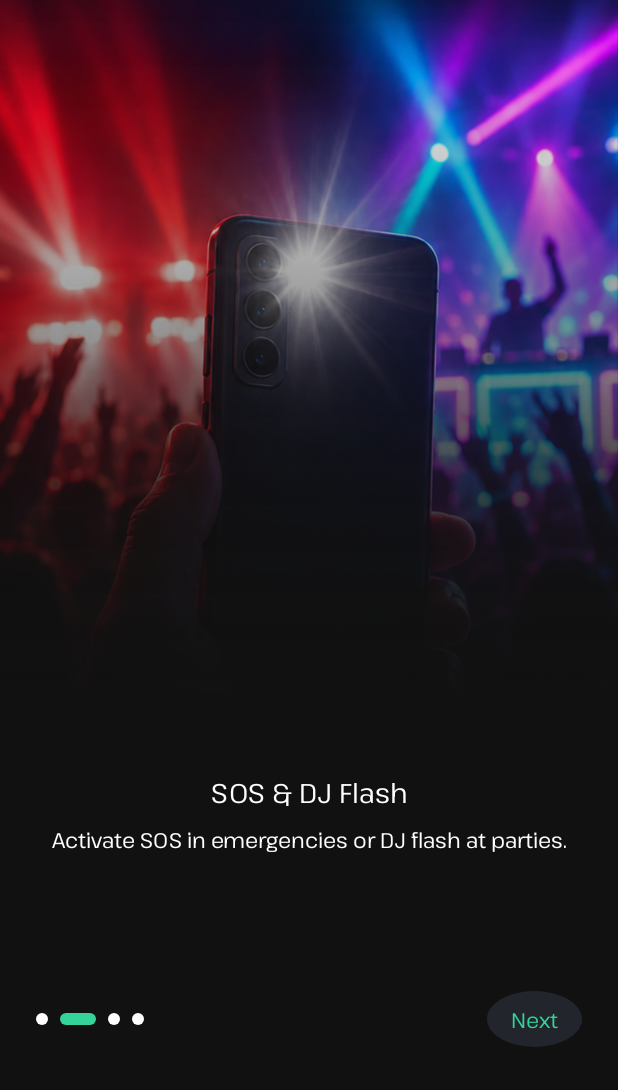
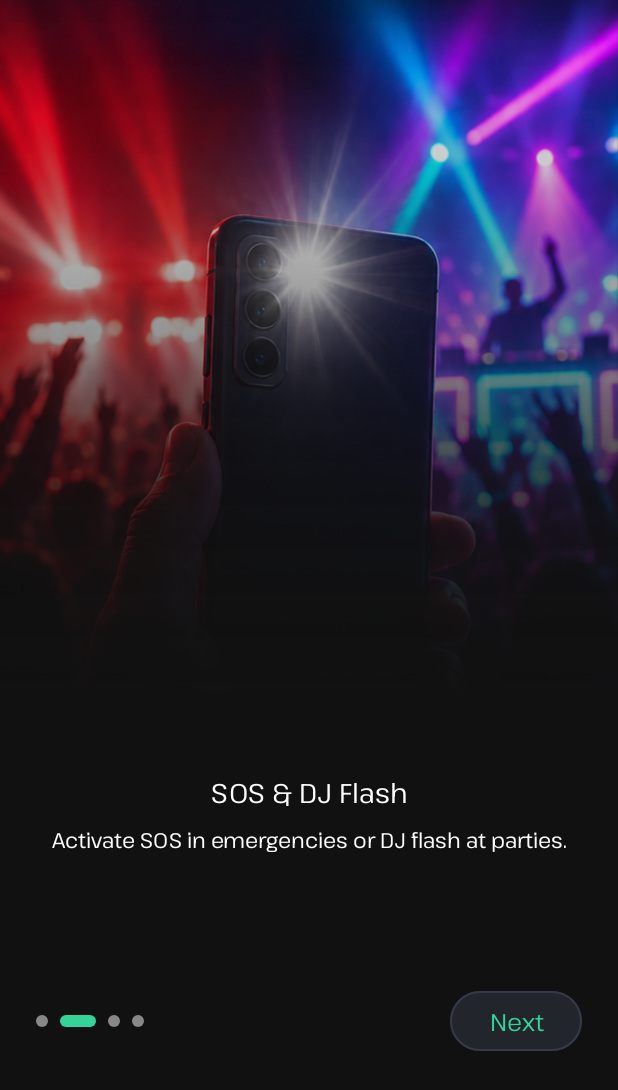
Before and after one commit to alm-174/FlashLight, an Android app: the OnboardingActivity screen opened directly, with no data from a screen before it, after a tap on "Next", on a phone screen of 412 x 824 dp. Shown: the top 1090 px of the screen. Run offline under Robolectric (Android 15) with nearby library versions, the phone set to English and light mode, and no system bars; our stand-ins replace Dagger/Hilt's generated code.

Commit message:
Review: B, C, D, E - sua long ham dieu huong, debounce, token kich thuoc va chuan hoa nut Next

```diff
--- a/app/src/main/java/com/example/flashlight/ui/onboarding/OnboardingActivity.kt
+++ b/app/src/main/java/com/example/flashlight/ui/onboarding/OnboardingActivity.kt
@@ -1,7 +1,6 @@
 package com.example.flashlight.ui.onboarding
 
 import android.content.Intent
-import android.graphics.drawable.GradientDrawable
 import android.os.Bundle
 import android.view.View
 import android.widget.LinearLayout
@@ -21,6 +20,7 @@ class OnboardingActivity : AppCompatActivity() {
 
     private lateinit var binding: ActivityOnboardingBinding
     private val viewModel: OnboardingViewModel by viewModels()
+    private var isNavigating = false
 
     // Thay ảnh và string theo đúng tên resource trong dự án của bạn
     private val pages = listOf(
@@ -42,6 +42,20 @@ class OnboardingActivity : AppCompatActivity() {
         setupViewPager()
         setupDots(0)
         setupButtons()
+        setupBackNavigation()
+    }
+
+    private fun setupBackNavigation() {
+        onBackPressedDispatcher.addCallback(this, object : androidx.activity.OnBackPressedCallback(true) {
+            override fun handleOnBackPressed() {
+                val current = binding.viewPager.currentItem
+                if (current > 0) {
+                    binding.viewPager.currentItem = current - 1
+                } else {
+                    finish()
+                }
+            }
+        })
     }
 
     private fun setupViewPager() {
@@ -63,6 +77,8 @@ class OnboardingActivity : AppCompatActivity() {
             if (current < pages.lastIndex) {
                 binding.viewPager.currentItem = current + 1
             } else {
+                if (isNavigating) return@setOnClickListener
+                isNavigating = true
                 viewModel.completeOnboarding {
                     startActivity(Intent(this, MainActivity::class.java))
                     finish()
@@ -73,26 +89,22 @@ class OnboardingActivity : AppCompatActivity() {
 
     private fun setupDots(selectedIndex: Int) {
         binding.layoutDots.removeAllViews()
-        val density = resources.displayMetrics.density
-        val heightPx = (8 * density).toInt()
-        val marginPx = (4 * density).toInt()
+        val heightPx = resources.getDimensionPixelSize(R.dimen.onboarding_dot_height)
+        val marginPx = resources.getDimensionPixelSize(R.dimen.onboarding_dot_margin)
+        val activeWidthPx = resources.getDimensionPixelSize(R.dimen.onboarding_dot_width_active)
+        val inactiveWidthPx = resources.getDimensionPixelSize(R.dimen.onboarding_dot_width_inactive)
 
         pages.indices.forEach { index ->
             val isSelected = index == selectedIndex
-            val widthPx = ((if (isSelected) 24 else 8) * density).toInt()
+            val widthPx = if (isSelected) activeWidthPx else inactiveWidthPx
             val dot = View(this).apply {
                 layoutParams = LinearLayout.LayoutParams(widthPx, heightPx).apply {
-                    marginEnd = marginPx * 2
+                    marginEnd = marginPx
                 }
-                background = GradientDrawable().apply {
-                    cornerRadius = heightPx / 2f
-                    setColor(
-                        ContextCompat.getColor(
-                            context,
-                            if (isSelected) R.color.primary else R.color.white
-                        )
-                    )
-                }
+                background = ContextCompat.getDrawable(
+                    context,
+                    if (isSelected) R.drawable.bg_dot_active else R.drawable.bg_dot_inactive
+                )
             }
             binding.layoutDots.addView(dot)
         }
--- a/app/src/main/java/com/example/flashlight/ui/permission/PermissionActivity.kt
+++ b/app/src/main/java/com/example/flashlight/ui/permission/PermissionActivity.kt
@@ -1,4 +1,5 @@
 package com.example.flashlight.ui.permission
 
-class PermissionActivity {
-}
+import androidx.appcompat.app.AppCompatActivity
+
+class PermissionActivity : AppCompatActivity()
--- a/app/src/main/res/layout/activity_language.xml
+++ b/app/src/main/res/layout/activity_language.xml
@@ -16,8 +16,8 @@
         android:layout_width="0dp"
         android:layout_height="0dp"
         android:clipToPadding="false"
-        android:paddingHorizontal="16dp"
-        android:paddingVertical="8dp"
+        android:paddingHorizontal="@dimen/screen_padding"
+        android:paddingVertical="@dimen/space_8"
         app:layout_constraintBottom_toBottomOf="parent"
         app:layout_constraintEnd_toEndOf="parent"
         app:layout_constraintStart_toStartOf="parent"
--- a/app/src/main/res/layout/activity_onboarding.xml
+++ b/app/src/main/res/layout/activity_onboarding.xml
@@ -37,17 +37,12 @@
             android:gravity="center_vertical"
             android:orientation="horizontal" />
 
-        <TextView
+        <com.google.android.material.button.MaterialButton
             android:id="@+id/btnNext"
+            style="@style/Widget.App.Button.Pill"
             android:layout_width="wrap_content"
             android:layout_height="wrap_content"
-            android:background="@drawable/bg_round_button"
-            android:foreground="?attr/selectableItemBackground"
-            android:paddingHorizontal="@dimen/space_16"
-            android:paddingVertical="@dimen/space_8"
-            android:text="@string/common_next"
-            android:textAppearance="@style/TextAppearance.App.Body"
-            android:textColor="@color/primary" />
+            android:text="@string/common_next" />
     </LinearLayout>
 
     <!-- Chỗ trống cho quảng cáo native; chỉ view này nhận padding navigation bar (xem OnboardingActivity.kt) -->
--- a/app/src/main/res/layout/item_color_action.xml
+++ b/app/src/main/res/layout/item_color_action.xml
@@ -1,8 +1,8 @@
 <?xml version="1.0" encoding="utf-8"?>
 <FrameLayout xmlns:android="http://schemas.android.com/apk/res/android"
     xmlns:tools="http://schemas.android.com/tools"
-    android:layout_width="40dp"
-    android:layout_height="40dp"
+    android:layout_width="@dimen/swatch_size"
+    android:layout_height="@dimen/swatch_size"
     android:clickable="true"
     android:focusable="true">
 
@@ -10,7 +10,7 @@
         android:id="@+id/ivAction"
         android:layout_width="match_parent"
         android:layout_height="match_parent"
-        android:layout_margin="4dp"
+        android:layout_margin="@dimen/space_4"
         android:background="@drawable/bg_circle"
         android:backgroundTint="@color/surface"
         android:contentDescription="@null"
--- a/app/src/main/res/layout/item_color_swatch.xml
+++ b/app/src/main/res/layout/item_color_swatch.xml
@@ -1,8 +1,8 @@
 <?xml version="1.0" encoding="utf-8"?>
 <FrameLayout xmlns:android="http://schemas.android.com/apk/res/android"
     xmlns:tools="http://schemas.android.com/tools"
-    android:layout_width="40dp"
-    android:layout_height="40dp"
+    android:layout_width="@dimen/swatch_size"
+    android:layout_height="@dimen/swatch_size"
     android:clickable="true"
     android:focusable="true">
 
@@ -10,7 +10,7 @@
         android:id="@+id/vColor"
         android:layout_width="match_parent"
         android:layout_height="match_parent"
-        android:layout_margin="4dp"
+        android:layout_margin="@dimen/space_4"
         android:background="@drawable/bg_circle"
         tools:backgroundTint="#34D399" />
 
--- a/app/src/main/res/values/dimens.xml
+++ b/app/src/main/res/values/dimens.xml
@@ -90,4 +90,10 @@
     <dimen name="onboarding_title_gap">16dp</dimen>
     <dimen name="onboarding_desc_gap">8dp</dimen>
     <dimen name="onboarding_bottom_row_padding_vertical">20dp</dimen>
+
+    <!-- Onboarding dots -->
+    <dimen name="onboarding_dot_height">8dp</dimen>
+    <dimen name="onboarding_dot_width_inactive">8dp</dimen>
+    <dimen name="onboarding_dot_width_active">24dp</dimen>
+    <dimen name="onboarding_dot_margin">8dp</dimen>
 </resources>
--- a/app/src/main/res/values/strings.xml
+++ b/app/src/main/res/values/strings.xml
@@ -1,6 +1,6 @@
 <?xml version="1.0" encoding="utf-8"?>
 <resources>
-    <string name="app_name">FlashLight</string>
+    <string name="app_name" translatable="false">FlashLight</string>
 
     <!-- Common -->
     <string name="common_back">Back</string>
--- a/app/src/main/res/values/styles.xml
+++ b/app/src/main/res/values/styles.xml
@@ -137,6 +137,25 @@
         <item name="android:textSize">@dimen/text_button_small</item>
     </style>
 
+    <!-- Nút "Next" Onboarding (B8): pill bo 999dp, cao 40dp, padding 8/16dp, nền surface, viền stroke, chữ 16sp SemiBold primary -->
+    <style name="Widget.App.Button.Pill" parent="Widget.Material3.Button">
+        <item name="android:insetTop">0dp</item>
+        <item name="android:insetBottom">0dp</item>
+        <item name="android:letterSpacing">0</item>
+        <item name="android:textAllCaps">false</item>
+        <item name="android:minHeight">40dp</item>
+        <item name="cornerRadius">@dimen/radius_pill</item>
+        <item name="android:stateListAnimator">@null</item>
+        <item name="backgroundTint">@color/surface</item>
+        <item name="strokeColor">@color/stroke</item>
+        <item name="strokeWidth">@dimen/stroke_thin</item>
+        <item name="android:textColor">@color/primary</item>
+        <item name="android:textSize">@dimen/text_subhead</item>
+        <item name="android:fontFamily">@font/pathway_extreme_semibold</item>
+        <item name="android:paddingHorizontal">@dimen/space_16</item>
+        <item name="android:paddingVertical">@dimen/space_8</item>
+    </style>
+
     <!-- B2: thẻ lớn ở Home (LED Hero, Screenlight...), nền layer-list bg_card_large thay cho màu phẳng. -->
     <style name="Widget.App.Card.Large" parent="Widget.App.Card">
         <item name="cardCornerRadius">@dimen/radius_card</item>
```
Also changed, not shown: app/src/main/java/com/example/flashlight/ui/language/LanguageActivity.kt (+8 -6 lines), app/src/main/res/layout/item_selectable_row.xml (+4 -4 lines), app/src/main/res/layout/view_top_bar.xml (+5 -5 lines).
